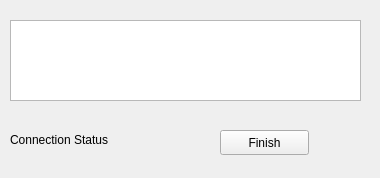
Above: connectionstatus.ui from poldi171254/StrawberryRemote before the change. Below: the same form after it.
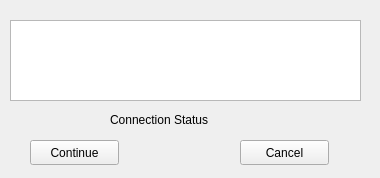
That is the form after the change.

```diff
--- a/connectionstatus.ui
+++ b/connectionstatus.ui
@@ -16,8 +16,8 @@
   <widget class="QLabel" name="label">
    <property name="geometry">
     <rect>
-     <x>10</x>
-     <y>130</y>
+     <x>110</x>
+     <y>110</y>
      <width>141</width>
      <height>20</height>
     </rect>
@@ -39,14 +39,27 @@
   <widget class="QPushButton" name="finishButton">
    <property name="geometry">
     <rect>
-     <x>220</x>
-     <y>130</y>
+     <x>30</x>
+     <y>140</y>
      <width>89</width>
      <height>25</height>
     </rect>
    </property>
    <property name="text">
-    <string>Finish</string>
+    <string>Continue</string>
+   </property>
+  </widget>
+  <widget class="QPushButton" name="cancelButton">
+   <property name="geometry">
+    <rect>
+     <x>240</x>
+     <y>140</y>
+     <width>89</width>
+     <height>25</height>
+    </rect>
+   </property>
+   <property name="text">
+    <string>Cancel</string>
    </property>
   </widget>
  </widget>
```
Left out of the diff: 2 changed lines with no effect on the pictures.
